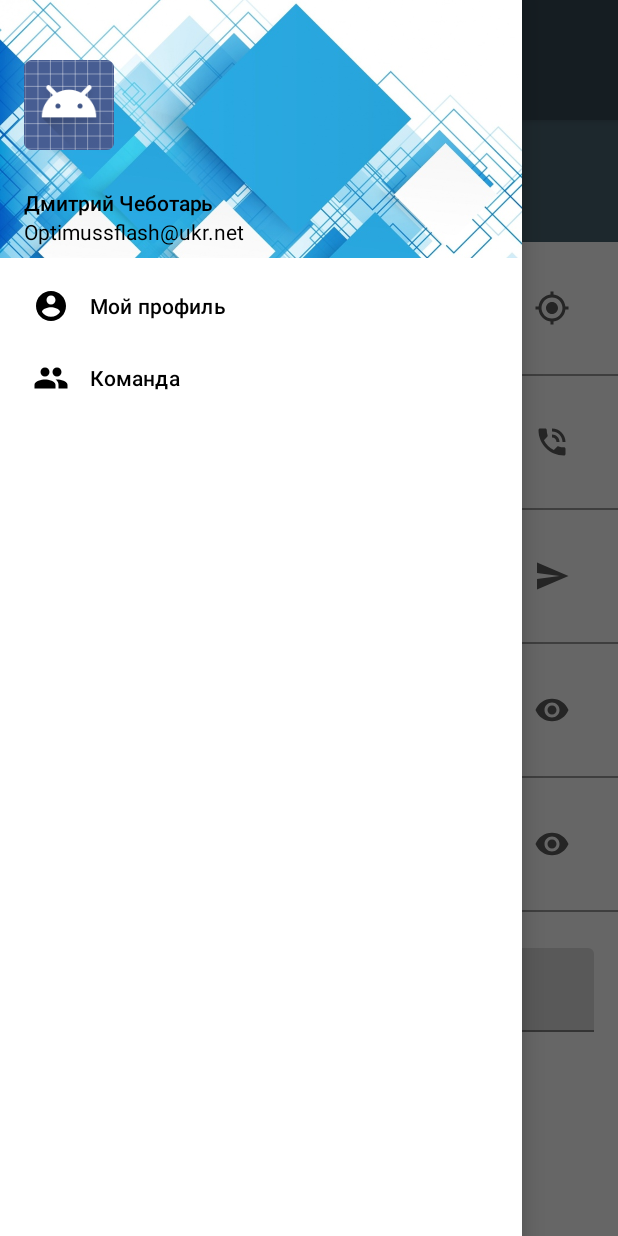
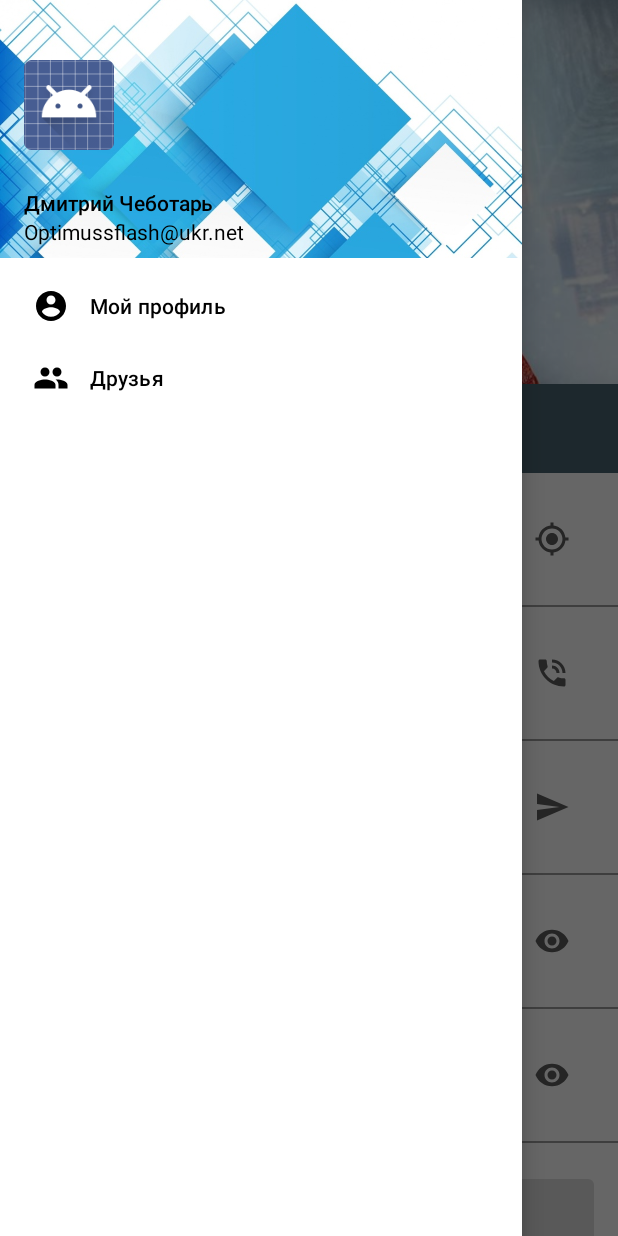
Before and after one commit to Optimusflash/Profile, an Android app: the screen it shows after launch (MainActivity), with the side drawer open, on a phone screen of 412 x 824 dp. Run offline under Robolectric (Android 15) with nearby library versions, the phone set to English and light mode, and no system bars.

Commit message:
added collapsing toolbar layout

```diff
--- a/app/src/main/java/com/optimus/profile/ui/BaseActivity.kt
+++ b/app/src/main/java/com/optimus/profile/ui/BaseActivity.kt
@@ -16,7 +16,7 @@ import com.optimus.profile.R
  */
 abstract class BaseActivity : AppCompatActivity() {
 
-    lateinit var alertDialog: AlertDialog
+    private lateinit var alertDialog: AlertDialog
 
     override fun onCreate(savedInstanceState: Bundle?) {
         super.onCreate(savedInstanceState)
--- a/app/src/main/java/com/optimus/profile/ui/MainActivity.kt
+++ b/app/src/main/java/com/optimus/profile/ui/MainActivity.kt
@@ -1,21 +1,53 @@
 package com.optimus.profile.ui
 
 import android.os.Bundle
+import android.view.MenuItem
+import androidx.core.view.GravityCompat
+import androidx.drawerlayout.widget.DrawerLayout
+import com.google.android.material.navigation.NavigationView
 import com.optimus.profile.R
 import kotlinx.android.synthetic.main.activity_main.*
 
 class MainActivity : BaseActivity() {
+
+    private lateinit var navigationDrawer: DrawerLayout
+    private lateinit var navigationView: NavigationView
 
     override fun onCreate(savedInstanceState: Bundle?) {
         super.onCreate(savedInstanceState)
         setContentView(R.layout.activity_main)
 
         initToolbar()
+        initViews()
+    }
 
+    override fun onOptionsItemSelected(item: MenuItem): Boolean {
+        if(item.itemId == android.R.id.home){
+            navigationDrawer.openDrawer(GravityCompat.START)
+        }
+        return super.onOptionsItemSelected(item)
+
+    }
+
+    private fun initViews() {
+        navigationDrawer = navigation_drawer
+        navigationView = navigation_view
+        navigationView.setNavigationItemSelectedListener {
+            showToast(it.title.toString())
+            it.isChecked = true
+            navigationDrawer.closeDrawer(GravityCompat.START)
+            return@setNavigationItemSelectedListener false
+        }
     }
 
     private fun initToolbar() {
         setSupportActionBar(toolbar)
+        supportActionBar?.apply {
+            setHomeAsUpIndicator(R.drawable.ic_dehaze_black_24dp)
+            setDisplayHomeAsUpEnabled(true)
+            title = "Dmitriy Chebotar"
+        }
+
     }
 
 
--- /dev/null
+++ b/app/src/main/res/drawable/ic_dehaze_black_24dp.xml
@@ -0,0 +1,9 @@
+<vector xmlns:android="http://schemas.android.com/apk/res/android"
+        android:width="24dp"
+        android:height="24dp"
+        android:viewportWidth="24.0"
+        android:viewportHeight="24.0">
+    <path
+        android:fillColor="@color/color_white"
+        android:pathData="M2,15.5v2h20v-2L2,15.5zM2,10.5v2h20v-2L2,10.5zM2,5.5v2h20v-2L2,5.5z"/>
+</vector>
--- a/app/src/main/res/layout/activity_main.xml
+++ b/app/src/main/res/layout/activity_main.xml
@@ -19,19 +19,35 @@
             android:layout_width="match_parent"
             android:layout_height="wrap_content">
 
-            <androidx.appcompat.widget.Toolbar
-                android:layout_marginTop="@dimen/spacing_large_24"
-                android:id="@+id/toolbar"
-                app:popupTheme="@style/AppTheme.PopupOverlay"
+            <com.google.android.material.appbar.CollapsingToolbarLayout
+                android:id="@+id/collapsing_toolbar"
                 android:layout_width="match_parent"
-                android:layout_height="?attr/actionBarSize"/>
+                android:layout_height="wrap_content"
+                app:contentScrim="@color/colorPrimary"
+                app:layout_scrollFlags="scroll|exitUntilCollapsed">
 
+                <ImageView
+                    android:id="@+id/iv_profile_avatar"
+                    android:layout_width="match_parent"
+                    android:layout_height="@dimen/profile_main_image_256"
+                    android:src="@drawable/dr_strange"
+                    android:scaleType="centerCrop"/>
+
+                <androidx.appcompat.widget.Toolbar
+                    android:layout_marginTop="@dimen/spacing_large_24"
+                    android:id="@+id/toolbar"
+                    app:popupTheme="@style/AppTheme.PopupOverlay"
+                    android:layout_width="match_parent"
+                    android:layout_height="?attr/actionBarSize"
+                    app:layout_collapseMode="pin"/>
+            </com.google.android.material.appbar.CollapsingToolbarLayout>
         </com.google.android.material.appbar.AppBarLayout>
 
         <androidx.core.widget.NestedScrollView
             android:layout_width="match_parent"
             android:layout_height="match_parent"
-            android:orientation="vertical">
+            android:orientation="vertical"
+            app:layout_behavior="@string/appbar_scrolling_view_behavior">
 
             <LinearLayout
                 android:layout_width="match_parent"
@@ -41,7 +57,7 @@
                 <LinearLayout
                     android:layout_width="match_parent"
                     android:layout_height="wrap_content"
-                    android:layout_marginTop="80dp"
+
                     android:background="@color/color_gray_dark"
                     android:orientation="vertical"
                     android:padding="@dimen/spacing_normal_16">
@@ -54,16 +70,6 @@
                         android:text="Junior android developer"
                         android:textColor="@color/color_white"
                         android:textSize="20sp" />
-
-                    <TextView
-                        android:layout_width="wrap_content"
-                        android:layout_height="wrap_content"
-                        android:layout_gravity="center_horizontal"
-                        android:fontFamily="sans-serif"
-                        android:text="Дмитрий Чеботарь"
-                        android:textColor="@color/color_white"
-                        android:textSize="16sp" />
-
 
                 </LinearLayout>
 
--- a/app/src/main/res/menu/drawer_menu.xml
+++ b/app/src/main/res/menu/drawer_menu.xml
@@ -9,7 +9,7 @@
         <item android:id="@+id/team_menu"
             android:checkable="true"
             android:icon="@drawable/ic_people_black_24dp"
-            android:title="Команда"/>
+            android:title="Друзья"/>
     </group>
 
 </menu>
--- a/app/src/main/res/values/dimens.xml
+++ b/app/src/main/res/values/dimens.xml
@@ -13,6 +13,7 @@
     <dimen name="icon_size_24">24dp</dimen>
     <dimen name="holder_size_72">72dp</dimen>
     <dimen name="divider_size">1dp</dimen>
+    <dimen name="profile_main_image_256">256dp</dimen>
 
 
 </resources>
```
Also changed, not shown: app/src/main/res/drawable/dr_strange.jpg (added).
